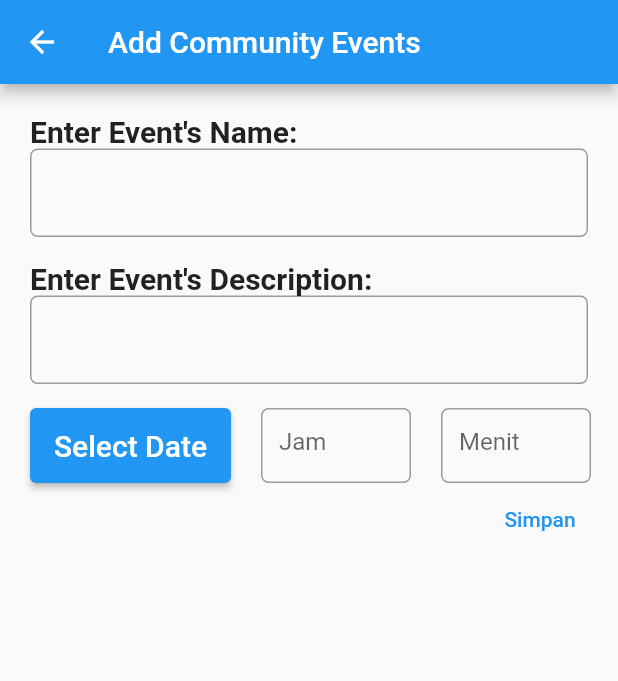
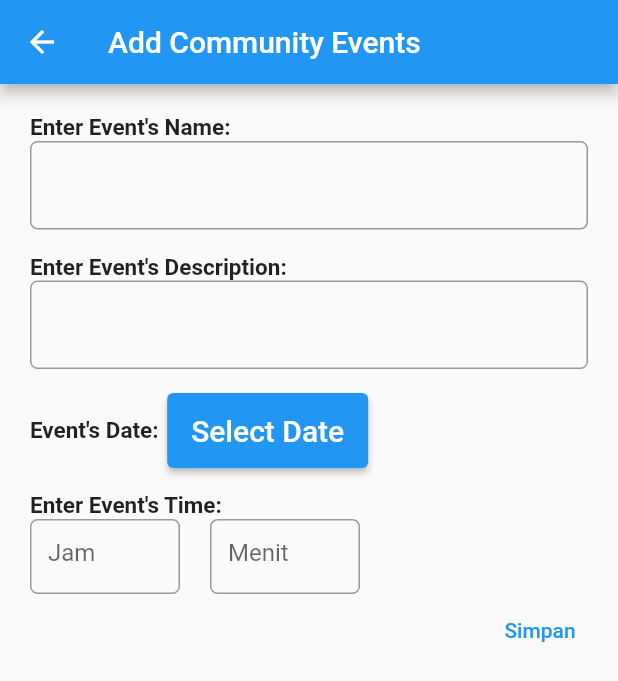
Before and after one commit to vwjaya32/RuOK-Flutter, a Flutter app: the EventForm screen opened directly, on a phone screen of 412 x 824 dp. Shown: the top 681 px of the screen. Run offline on Flutter 3.47's test engine with Material 2 defaults, Android fonts, the phone set to English and light mode, and no system bars; missing offline and left inert: pbp_django_auth.

Commit message:
Slight improvement

```diff
--- a/ruok/lib/Events/pages/add_events_page.dart
+++ b/ruok/lib/Events/pages/add_events_page.dart
@@ -44,7 +44,7 @@ class _EventFormState extends State<EventForm> {
                 Row(
                   children: const [
                     Text("Enter Event's Name:",
-                    style: TextStyle(fontSize: 20, fontWeight: FontWeight.bold),),
+                    style: TextStyle(fontSize: 15, fontWeight: FontWeight.bold),),
                   ],
                 ),
                 TextFormField(
@@ -75,7 +75,7 @@ class _EventFormState extends State<EventForm> {
                   Row(
                   children: const [
                     Text("Enter Event's Description:",
-                    style: TextStyle(fontSize: 20, fontWeight: FontWeight.bold),)
+                    style: TextStyle(fontSize: 15, fontWeight: FontWeight.bold),)
                   ],
                 ),
                 TextFormField(
@@ -106,9 +106,11 @@ class _EventFormState extends State<EventForm> {
                     children: const [Text('')],
                   ),
                   Row(
-
                     mainAxisAlignment: MainAxisAlignment.start,
                     children: [
+                    const Text("Event's Date: ",
+                      style: TextStyle(fontSize: 15, fontWeight: FontWeight.bold)),
+                    const SizedBox(width: 2,),
                     SizedBox(
                     height: 50,
                     child: ElevatedButton(
@@ -124,8 +126,19 @@ class _EventFormState extends State<EventForm> {
                       setState(() => _date = newDate);
                     }),
                     ),
-                    const SizedBox(width: 20),
-                    SizedBox(
+                    ],
+                  ),
+                  Row(
+                    children: const [Text('')],
+                  ),
+                  Row(
+                  children: const [
+                    Text("Enter Event's Time: ",
+                    style: TextStyle(fontSize: 15, fontWeight: FontWeight.bold),)
+                  ],),
+                  Row(
+                    children: [
+                      SizedBox(
                       height: 50,
                       width: 100,
                       child: TextFormField(
--- a/ruok/lib/Events/pages/events_list.dart
+++ b/ruok/lib/Events/pages/events_list.dart
@@ -128,9 +128,9 @@ class _EventDetailState extends State<EventList> {
                                 const Text('Event Date: '),
                                 Text('${snapshot.data![index].fields.date}'),
                               ],
-                            )
-                          ],)
                             ),
+                            Row(
+                              children: [
                                 Visibility(child: user.user.username != 'guest'
                                   ? TextButton(
                                     child: snapshot.data![index].fields.is_joined ? Text('Unjoin') : Text('Join'),
@@ -185,6 +185,10 @@ class _EventDetailState extends State<EventList> {
                                     )
                                   : Text(''))
                               ],
+                            )
+                          ],)
+                        ),
+                    ],
                   ),
                 )
               ));
--- a/ruok/lib/Events/pages/events_page.dart
+++ b/ruok/lib/Events/pages/events_page.dart
@@ -29,10 +29,10 @@ class EventPageState extends State<EventPage> {
               children: [
                 const Padding(
                   padding:EdgeInsets.only(top: 20),
-                  child:Text('COMMUNITY EVENTS', style: TextStyle(fontSize: 80),)),
+                  child: Text('COMMUNITY EVENTS', style: TextStyle(fontSize: 30), textAlign: TextAlign.center,)),
                 const Padding(
                   padding: EdgeInsets.only(bottom: 30),
-                  child: Text('From the Community For the Community', style: TextStyle(fontSize: 30),),),
+                  child: Text('From the Community For the Community', style: TextStyle(fontSize: 20), textAlign: TextAlign.center,)),
                 Padding(padding: const EdgeInsets.only(top: 10),
                 child: Column(
                   children: [
```
Lines whose indentation alone changed are shown as unchanged.
